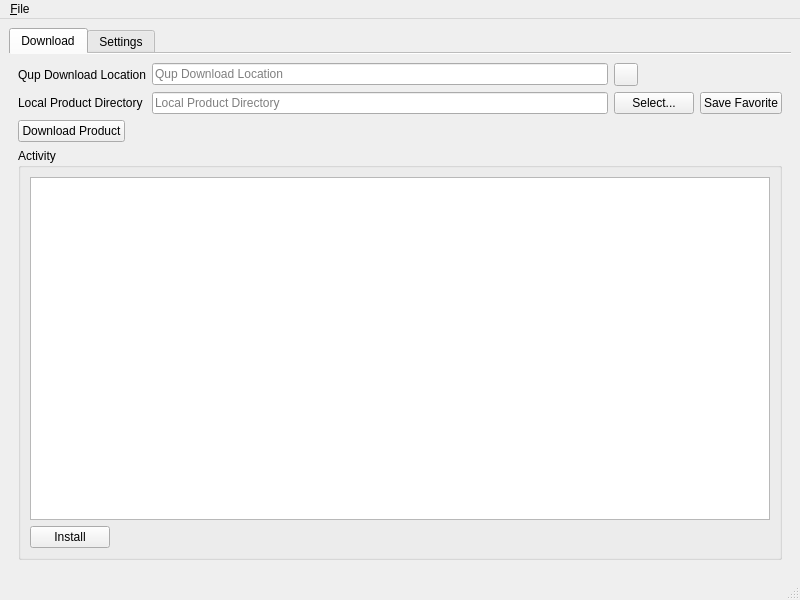
First picture: the form in qup.ui, repository textbrowser/qup, before the edit.
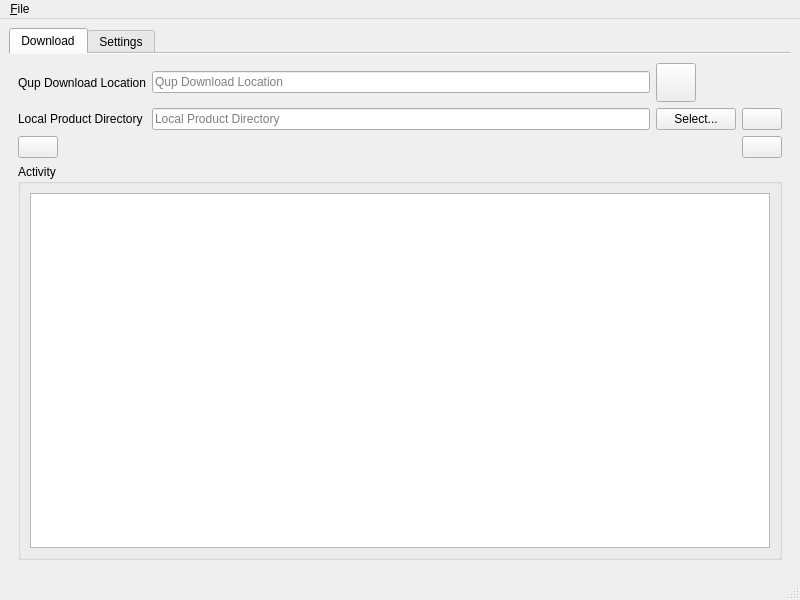
Second picture: the form after the edit. Icons and pictures are not drawn.

What changed in the file:
```diff
--- a/qup.ui
+++ b/qup.ui
@@ -48,6 +48,16 @@
             <property name="text">
              <string/>
             </property>
+            <property name="icon">
+             <iconset resource="images.d/images.qrc">
+              <normaloff>:/menu.png</normaloff>:/menu.png</iconset>
+            </property>
+            <property name="iconSize">
+             <size>
+              <width>32</width>
+              <height>32</height>
+             </size>
+            </property>
            </widget>
           </item>
           <item row="1" column="2">
@@ -59,6 +69,9 @@
           </item>
           <item row="1" column="1">
            <widget class="QLineEdit" name="local">
+            <property name="readOnly">
+             <bool>true</bool>
+            </property>
             <property name="placeholderText">
              <string>Local Product Directory</string>
             </property>
@@ -80,9 +93,19 @@
           </item>
           <item row="1" column="3">
            <widget class="QPushButton" name="save">
-            <property name="text">
+            <property name="toolTip">
              <string>Save Favorite</string>
             </property>
+            <property name="icon">
+             <iconset resource="images.d/images.qrc">
+              <normaloff>:/save.png</normaloff>:/save.png</iconset>
+            </property>
+            <property name="iconSize">
+             <size>
+              <width>32</width>
+              <height>32</height>
+             </size>
+            </property>
            </widget>
           </item>
          </layout>
@@ -91,8 +114,18 @@
          <layout class="QHBoxLayout" name="horizontalLayout_3">
           <item>
            <widget class="QPushButton" name="download">
-            <property name="text">
-             <string>Download Product</string>
+            <property name="toolTip">
+             <string>Download</string>
+            </property>
+            <property name="icon">
+             <iconset resource="images.d/images.qrc">
+              <normaloff>:/download.png</normaloff>:/download.png</iconset>
+            </property>
+            <property name="iconSize">
+             <size>
+              <width>32</width>
+              <height>32</height>
+             </size>
             </property>
            </widget>
           </item>
@@ -109,6 +142,23 @@
             </property>
            </spacer>
           </item>
+          <item>
+           <widget class="QPushButton" name="install">
+            <property name="toolTip">
+             <string>Install</string>
+            </property>
+            <property name="icon">
+             <iconset resource="images.d/images.qrc">
+              <normaloff>:/ok.png</normaloff>:/ok.png</iconset>
+            </property>
+            <property name="iconSize">
+             <size>
+              <width>32</width>
+              <height>32</height>
+             </size>
+            </property>
+           </widget>
+          </item>
          </layout>
         </item>
         <item>
@@ -124,30 +174,6 @@
              </property>
             </widget>
            </item>
-           <item>
-            <layout class="QHBoxLayout" name="horizontalLayout_4">
-             <item>
-              <widget class="QPushButton" name="install">
-               <property name="text">
-                <string>Install</string>
-               </property>
-              </widget>
-             </item>
-             <item>
-              <spacer name="horizontalSpacer_2">
-               <property name="orientation">
-                <enum>Qt::Horizontal</enum>
-               </property>
-               <property name="sizeHint" stdset="0">
-                <size>
-                 <width>40</width>
-                 <height>20</height>
-                </size>
-               </property>
-              </spacer>
-             </item>
-            </layout>
-           </item>
           </layout>
          </widget>
         </item>
```
Left out of the diff: 30 changed lines with no effect on the pictures.
